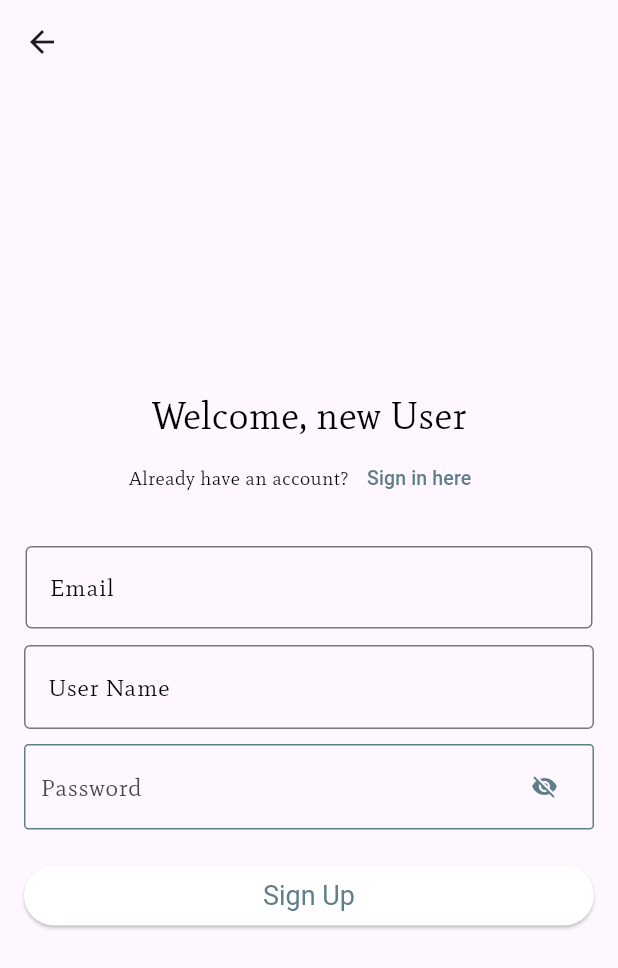
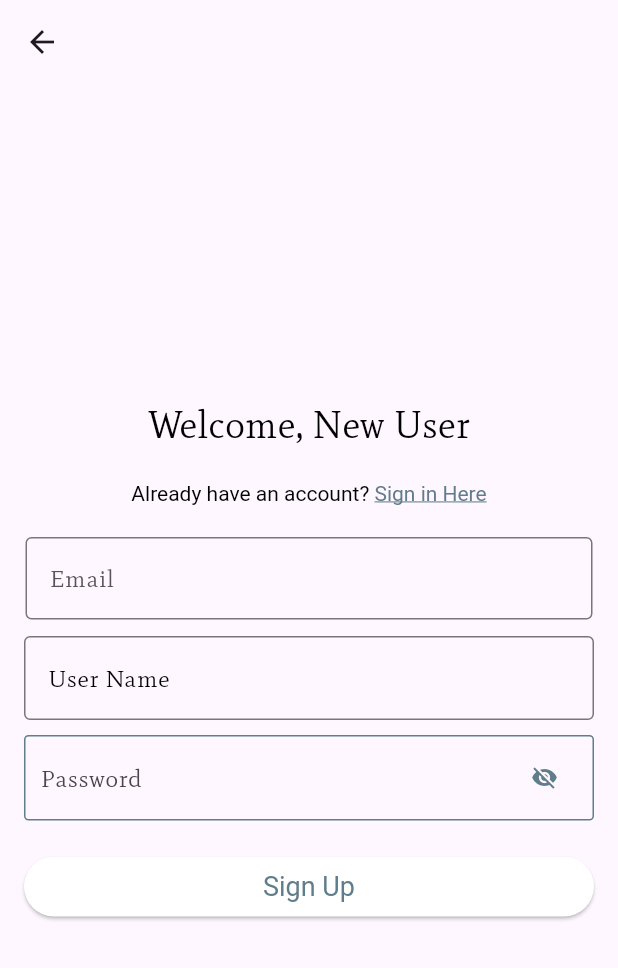
Before and after one commit to Donelongo/flutter-2024-proj, a Flutter app: the screen it shows after launch, after a tap on "Register Here", on a phone screen of 412 x 824 dp. Shown: the top 968 px of the screen. Run offline on Flutter 3.47's test engine with Material 3 defaults, Android fonts, the phone set to English and light mode, and no system bars; our stand-ins replace google_fonts; Roboto replaces fonts that are missing (San Serif).

```diff
--- a/lib/main.dart
+++ b/lib/main.dart
@@ -50,7 +50,12 @@ class MyAppState extends State<MyApp> {
         '/signup': (context) => const SignupPage(),
         '/notes': (context) => const Notepage(),
         '/adminLogin':(context) => const AdminLoginPage(),
-        '/adminNotes': (context)=> const AdminNotepage(),
+        '/adminNotes': (context) => AdminNotepage(
+            onNewNoteCreated: (note) {
+              // Do nothing
+            },
+            currentIndex: 0,
+          ),
         '/adminOthers':(context)=> const AdminOthersPage(),
       },
     );
--- a/lib/models/note_model.dart
+++ b/lib/models/note_model.dart
@@ -1,6 +1,7 @@
 class Note{
+  int index;
   String title;
   String body;
 
-  Note({required this.title, required this.body});
+  Note({required this.title, required this.body, required this.index});
 }
--- a/lib/presentation/screens/admin/admin.dart
+++ b/lib/presentation/screens/admin/admin.dart
@@ -90,7 +90,11 @@ class AdminPageState extends State<AdminPage> with SingleTickerProviderStateMixi
             },
           ),
           // Notes page content
-          const AdminNotepage(),
+          AdminNotepage(onNewNoteCreated: (note) {
+            //do Nothing
+            },
+            currentIndex: 0,
+            ),
           // Other People page content
           const AdminOthersPage(),
         ],
--- a/lib/presentation/screens/home.dart
+++ b/lib/presentation/screens/home.dart
@@ -1,3 +1,4 @@
+import 'package:flutter/gestures.dart';
 import 'package:flutter/material.dart';
 import 'package:google_fonts/google_fonts.dart';
 
@@ -14,12 +15,12 @@ class HomePage extends StatelessWidget {
         title: Center(
           child: Text(
             'Echo',
-              style: TextStyle(
-                fontFamily: 'Dancing Script',
+            style: GoogleFonts.dancingScript(
+              textStyle: TextStyle(
                 color: Colors.red[500],
                 fontSize: 50,
-                fontWeight: FontWeight.w500,
-
+                fontWeight: FontWeight.w400,
+              ),
             ),
           ),
         ),
@@ -50,11 +51,12 @@ class HomePage extends StatelessWidget {
             child: Center(
               child: Text(
                 'Put your notes \n                  here',
-                style: TextStyle(
-                  fontFamily: 'Dancing Script',
+                style: GoogleFonts.dancingScript(
+                  textStyle: TextStyle(
                     color: Colors.red[500],
-                    fontSize: 35,
-                    fontWeight: FontWeight.w500,
+                    fontSize: 30,
+                    fontWeight: FontWeight.w400,
+                  ),
                 ),
               ),
             ),
@@ -97,29 +99,35 @@ class HomePage extends StatelessWidget {
           ),
           // Click Here for Admin Button
           Positioned(
-            bottom: 80,
+            bottom: 100,
             left: 0,
             right: 0,
             child: Row(
               mainAxisAlignment: MainAxisAlignment.center,
               children: [
-                TextButton(
-                  onPressed: () {
-                    Navigator.pushNamed(context, '/adminLogin');
-                  },
-                  child: const Text(
-                    'Click here',
-                    style: TextStyle(
+                RichText(
+                      textAlign: TextAlign.center,
+                      text: TextSpan(
+                        children: <TextSpan>[
+                          TextSpan(
+                              text: 'Click Here',
+                              style: const TextStyle(
                                 color: Colors.blueGrey,
-                      fontSize: 14,
+                                fontSize: 15,
+                                fontWeight: FontWeight.bold,
+                                decoration: TextDecoration.underline,
                                 ),
+                              recognizer: TapGestureRecognizer()
+                                ..onTap = () {
+                                  Navigator.pushNamed(context, '/admin');
+                                }
                             ),
-                ),
-                const Text(
-                  'for Admin',
+                          const TextSpan(
+                            text: " for Admin",
                             style: TextStyle(
                               color: Colors.black,
-                    fontSize: 14,
+                              fontSize: 15,
+                              fontWeight: FontWeight.bold,
                             ),
                           ),
                         ],
@@ -127,6 +135,9 @@ class HomePage extends StatelessWidget {
                     ),
                   ],
                 ),
+              )
+            ]
+      )
     );
   }
 }
--- a/lib/presentation/screens/note_view.dart
+++ b/lib/presentation/screens/note_view.dart
@@ -1,6 +1,5 @@
 import 'package:digital_notebook/models/note_model.dart';
 import 'package:flutter/material.dart';
-import 'package:flutter/widgets.dart';
 
 class NoteView extends StatefulWidget {
   final Note note;
@@ -78,9 +77,7 @@ class NoteViewState extends State<NoteView> {
           IconButton(
             icon: const Icon(Icons.save),
             onPressed: () {
-              widget.note.title = titleController.text;
-              widget.note.body = bodyController.text;
-              widget.onNoteEdited(widget.note);
+              widget.note.title = titleController.text; widget.note.body = bodyController.text; widget.onNoteEdited(widget.note);
               Navigator.of(context).pop();
             },
           ),
--- a/lib/presentation/screens/signup.dart
+++ b/lib/presentation/screens/signup.dart
@@ -1,3 +1,4 @@
+import 'package:flutter/gestures.dart';
 import 'package:flutter/material.dart';
 import '../widgets/password.dart';
 import '../widgets/email.dart';
@@ -25,35 +26,40 @@ class SignupPageState extends State<SignupPage> {
               crossAxisAlignment: CrossAxisAlignment.stretch,
               mainAxisAlignment: MainAxisAlignment.center,
               children: [const Center(child:Text(
-                      'Welcome, new User',
+                      'Welcome, New User',
                       style: TextStyle(
                         color: Colors.black,
                         fontSize: 25,
                       ),
                     ),
-              ),
+                ),
+                const SizedBox(height: 20,),
                 Row(
                   mainAxisAlignment: MainAxisAlignment.center,
                   children: [
-                    const Text(
-                      'Already have an account?',
-                      style: TextStyle(
-                        color: Colors.black,
-                        fontSize: 13,
-                      ),
-                    ),
-                    TextButton(
-                      onPressed: () {
-                        Navigator.pushNamed(context, '/login');
-                      },
-                      child: const Text(
-                        'Sign in here',
-                        style: TextStyle(
-                          color: Colors.blueGrey,
-                          fontSize: 13,
+                    RichText(
+                      textAlign: TextAlign.center,
+                      text: TextSpan(
+                        children: <TextSpan>[
+                          const TextSpan(
+                            text: "Already have an account? ",
+                            style: TextStyle(
+                              color: Colors.black,
+                            )),
+                          TextSpan(
+                              text: 'Sign in Here',
+                              style: const TextStyle(
+                                color: Colors.blueGrey,
+                                decoration: TextDecoration.underline,
+                                ),
+                              recognizer: TapGestureRecognizer()
+                                ..onTap = () {
+                                  Navigator.pushNamed(context, '/login');
+                                }
+                            )
+                          ]
                         ),
                       ),
-                    ),
                   ],
                 ),
                 const SizedBox(height: 20),
--- a/lib/presentation/widgets/email.dart
+++ b/lib/presentation/widgets/email.dart
@@ -45,7 +45,7 @@ class EmailFieldState extends State<EmailField> {
         decoration: const InputDecoration(
           labelText: 'Email',
           labelStyle: TextStyle(
-            color: Colors.black,
+            color: Color.fromARGB(255, 87, 85, 85),
           ),
           border: OutlineInputBorder(
             borderSide: BorderSide(color: Colors.blueGrey),
```
Also changed, not shown: lib/presentation/screens/addnotes.dart (+16 -19 lines), lib/presentation/screens/admin/adminNotes.dart (+36 -53 lines), lib/presentation/screens/login.dart (+24 -17 lines), lib/presentation/screens/notes.dart (+6 -3 lines), lib/presentation/widgets/note_card.dart (+4 -4 lines), pubspec.yaml (+8 -0 lines), assets/images/logo.png (added), pubspec.lock, 34 other files. Lines whose indentation alone changed are shown as unchanged.
